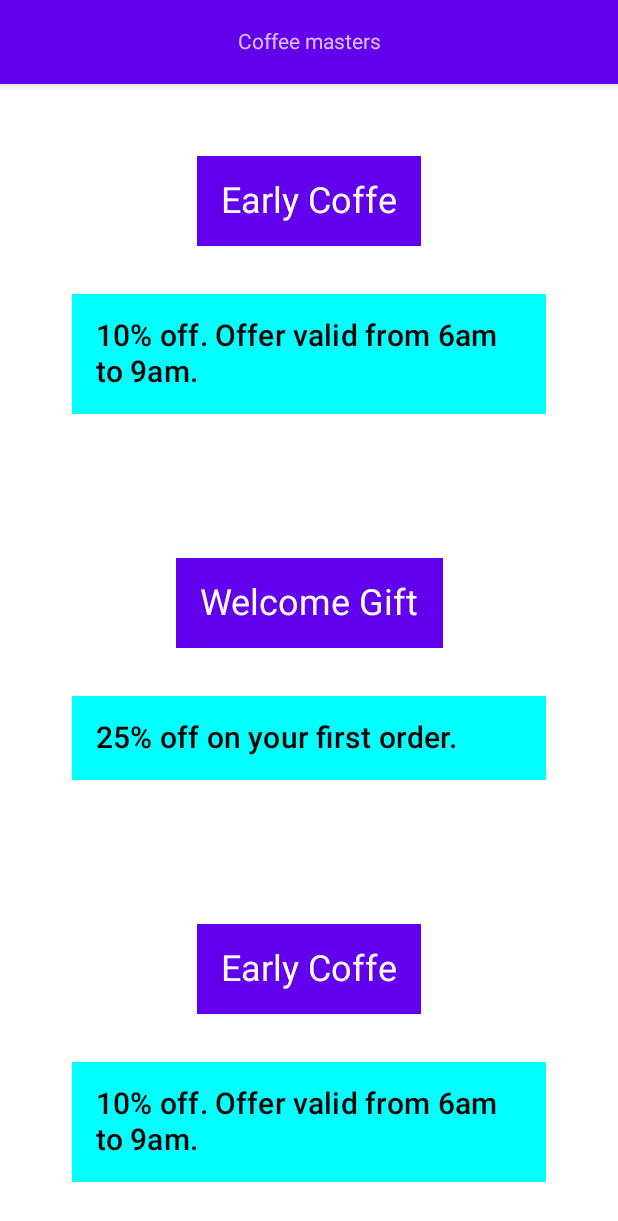
After one commit to Onxi95/KotlinCoffeeMasters, an Android app built with Jetpack Compose: the @Preview function App, on a phone screen of 412 x 824 dp. The commit adds this screen. Shown: the top 1221 px of the screen. Run offline under Robolectric (Android 15) with nearby library versions, the phone set to English and light mode, and no system bars.

Commit message:
feat: basic scaffold

```diff
--- /dev/null
+++ b/app/src/main/java/com/thesowa/coffeemasters/App.kt
@@ -0,0 +1,30 @@
+package com.thesowa.coffeemasters
+
+import androidx.compose.foundation.layout.Box
+import androidx.compose.foundation.layout.fillMaxSize
+import androidx.compose.material.Scaffold
+import androidx.compose.material.Text
+import androidx.compose.material.TopAppBar
+import androidx.compose.runtime.Composable
+import androidx.compose.ui.Alignment
+import androidx.compose.ui.Modifier
+import androidx.compose.ui.tooling.preview.Preview
+
+@Preview
+@Composable
+fun App() {
+    Scaffold(topBar = {
+      TopAppBar {
+          AppTitle()
+      }
+    }, bottomBar = {}) {
+        OffersPage()
+    }
+}
+
+@Composable
+fun AppTitle() {
+    Box(modifier = Modifier.fillMaxSize(), contentAlignment = Alignment.Center) {
+        Text(text = "Coffee masters")
+    }
+}
--- a/app/src/main/java/com/thesowa/coffeemasters/OffersPage.kt
+++ b/app/src/main/java/com/thesowa/coffeemasters/OffersPage.kt
@@ -33,6 +33,10 @@ fun OffersPage() {
     ) {
         Offer(title = "Early Coffe", description = "10% off. Offer valid from 6am to 9am.")
         Offer(title = "Welcome Gift", description = "25% off on your first order.")
+        Offer(title = "Early Coffe", description = "10% off. Offer valid from 6am to 9am.")
+        Offer(title = "Welcome Gift", description = "25% off on your first order.")
+        Offer(title = "Early Coffe", description = "10% off. Offer valid from 6am to 9am.")
+        Offer(title = "Welcome Gift", description = "25% off on your first order.")
     }
 }
 
@@ -50,6 +54,7 @@ fun Offer(title: String, description: String = "") {
             Text(
                 text = title,
                 style = MaterialTheme.typography.h5,
+                color = Color.White,
                 modifier = Modifier
                     .padding(16.dp)
                     .background(MaterialTheme.colors.primary)
```
